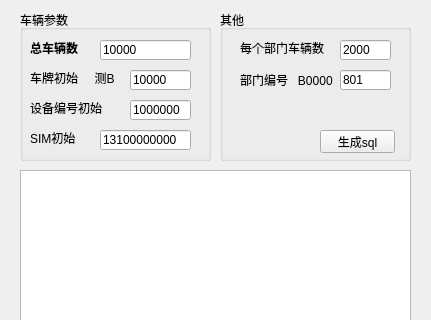
The window that python/GUI-pyqt5/car_sql/UI.ui (uyaly/study2018) describes before a commit, drawn with Qt 5; both pictures show x 0 to 431 and y 0 to 320 of the 431 by 461 pixel window.
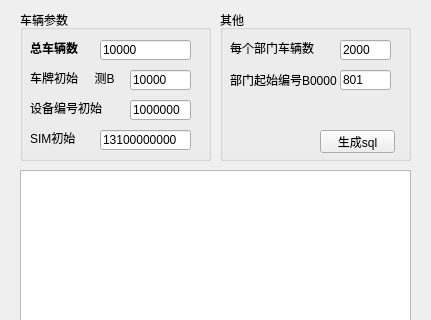
The same window after the commit.

What changed in the file:
```diff
--- a/python/GUI-pyqt5/car_sql/UI.ui
+++ b/python/GUI-pyqt5/car_sql/UI.ui
@@ -155,7 +155,7 @@
     <widget class="QLabel" name="label_2">
      <property name="geometry">
       <rect>
-       <x>20</x>
+       <x>10</x>
        <y>30</y>
        <width>111</width>
        <height>16</height>
@@ -194,14 +194,14 @@
     <widget class="QLabel" name="label_4">
      <property name="geometry">
       <rect>
-       <x>20</x>
+       <x>10</x>
        <y>60</y>
-       <width>101</width>
+       <width>110</width>
        <height>20</height>
       </rect>
      </property>
      <property name="text">
-      <string>部门编号   B0000</string>
+      <string>部门起始编号B0000</string>
      </property>
     </widget>
     <widget class="QPushButton" name="creatsql_btn">
```
